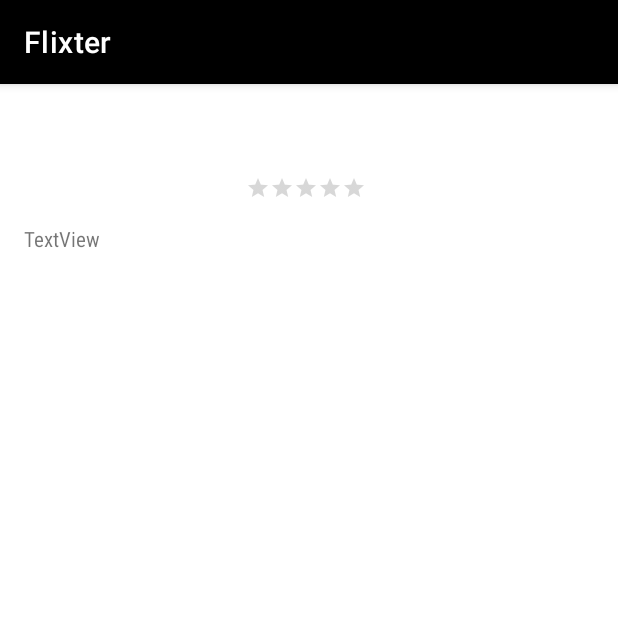
After one commit to fionamei/FlixterAndroid, an Android app: the MovieDetailsActivity screen opened directly, with no data from a screen before it, on a phone screen of 412 x 824 dp, the top half of it. The commit adds this screen. Run offline under Robolectric (Android 15) with nearby library versions, the phone set to English and light mode, and no system bars; libraries missing offline, so code that uses them is left out: org.parceler; 5 statements that could not run were skipped.

Commit message:
changed color and finished step 5

```diff
--- a/Flixter/app/src/main/AndroidManifest.xml
+++ b/Flixter/app/src/main/AndroidManifest.xml
@@ -3,8 +3,7 @@
     xmlns:tools="http://schemas.android.com/tools"
     package="com.example.flixter">
 
-    <uses-permission
-        android:name="android.permission.INTERNET" />
+    <uses-permission android:name="android.permission.INTERNET" />
 
     <application
         android:allowBackup="true"
@@ -17,6 +16,9 @@
         android:theme="@style/Theme.Flixter"
         tools:targetApi="31">
         <activity
+            android:name=".MovieDetailsActivity"
+            android:exported="false" />
+        <activity
             android:name=".MainActivity"
             android:exported="true">
             <intent-filter>
--- /dev/null
+++ b/Flixter/app/src/main/java/com/example/flixter/MovieDetailsActivity.java
@@ -0,0 +1,42 @@
+package com.example.flixter;
+
+import androidx.appcompat.app.AppCompatActivity;
+
+import android.os.Bundle;
+import android.util.Log;
+import android.widget.RatingBar;
+import android.widget.TextView;
+
+import com.example.flixter.models.Movie;
+
+import org.parceler.Parcels;
+
+public class MovieDetailsActivity extends AppCompatActivity {
+
+    Movie movie;
+
+    TextView tvTitle;
+    TextView tvOverview;
+    RatingBar rbVoteAverage;
+
+    @Override
+    protected void onCreate(Bundle savedInstanceState) {
+        super.onCreate(savedInstanceState);
+        setContentView(R.layout.activity_movie_details);
+        //resolve the view objects
+        tvTitle = (TextView) findViewById(R.id.tvTitle);
+        tvOverview = (TextView) findViewById(R.id.tvOverview);
+        rbVoteAverage = (RatingBar) findViewById(R.id.rbVoteAverage) ;
+
+
+        //unwrap movie passined in via intent, using simple name as key
+        movie = (Movie) Parcels.unwrap(getIntent().getParcelableExtra(Movie.class.getSimpleName()));
+        Log.d("MovieDetailsActivity", String.format("showing details for '%s'", movie.getTitle()));
+
+        tvTitle.setText(movie.getTitle());
+        tvOverview.setText(movie.getOverview());
+
+        float voteAverage = movie.getVoteAverage().floatValue();
+        rbVoteAverage.setRating(voteAverage / 2.0f);
+    }
+}
--- /dev/null
+++ b/Flixter/app/src/main/res/layout/activity_movie_details.xml
@@ -0,0 +1,43 @@
+<?xml version="1.0" encoding="utf-8"?>
+<androidx.constraintlayout.widget.ConstraintLayout xmlns:android="http://schemas.android.com/apk/res/android"
+    xmlns:app="http://schemas.android.com/apk/res-auto"
+    xmlns:tools="http://schemas.android.com/tools"
+    android:layout_width="match_parent"
+    android:layout_height="match_parent"
+    tools:context=".MovieDetailsActivity">
+
+    <TextView
+        android:id="@+id/tvTitle"
+        android:layout_width="382dp"
+        android:layout_height="wrap_content"
+        android:layout_marginStart="16dp"
+        android:layout_marginTop="16dp"
+        android:fontFamily="sans-serif-condensed"
+        android:textAppearance="@style/TextAppearance.AppCompat.Large"
+        app:layout_constraintStart_toStartOf="parent"
+        app:layout_constraintTop_toTopOf="parent"
+        tools:text="movie title" />
+
+    <RatingBar
+        android:id="@+id/rbVoteAverage"
+        style="@style/Widget.AppCompat.RatingBar.Small"
+        android:layout_width="wrap_content"
+        android:layout_height="wrap_content"
+        android:layout_marginStart="164dp"
+        android:layout_marginTop="16dp"
+        android:numStars="5"
+        android:stepSize="0.5"
+        app:layout_constraintStart_toStartOf="parent"
+        app:layout_constraintTop_toBottomOf="@+id/tvTitle" />
+
+    <TextView
+        android:id="@+id/tvOverview"
+        android:layout_width="376dp"
+        android:layout_height="wrap_content"
+        android:layout_marginStart="16dp"
+        android:layout_marginTop="16dp"
+        android:fontFamily="sans-serif-condensed"
+        android:text="TextView"
+        app:layout_constraintStart_toStartOf="parent"
+        app:layout_constraintTop_toBottomOf="@+id/rbVoteAverage" />
+</androidx.constraintlayout.widget.ConstraintLayout>
--- a/Flixter/app/src/main/res/values/themes.xml
+++ b/Flixter/app/src/main/res/values/themes.xml
@@ -2,15 +2,15 @@
     <!-- Base application theme. -->
     <style name="Theme.Flixter" parent="Theme.MaterialComponents.DayNight.DarkActionBar">
         <!-- Primary brand color. -->
-        <item name="colorPrimary">@color/purple_500</item>
-        <item name="colorPrimaryVariant">@color/purple_700</item>
+        <item name="colorPrimary">@color/black</item>
+        <item name="colorPrimaryVariant">@color/black</item>
         <item name="colorOnPrimary">@color/white</item>
         <!-- Secondary brand color. -->
-        <item name="colorSecondary">@color/teal_200</item>
+        <item name="colorSecondary">@android:color/holo_orange_light</item>
         <item name="colorSecondaryVariant">@color/teal_700</item>
         <item name="colorOnSecondary">@color/black</item>
         <!-- Status bar color. -->
-        <item name="android:statusBarColor" tools:targetApi="l">?attr/colorPrimaryVariant</item>
+        <item name="android:statusBarColor" tools:targetApi="l">@color/black</item>
         <!-- Customize your theme here. -->
     </style>
 </resources>
```
Also changed, not shown: Flixter/app/build.gradle (+8 -0 lines), Flixter/app/src/main/java/com/example/flixter/adapters/MovieAdapter.java (+28 -1 lines), Flixter/app/src/main/java/com/example/flixter/models/Movie.java (+15 -0 lines), Flixter/app/src/main/res/layout/item_movie.xml (+9 -4 lines).
